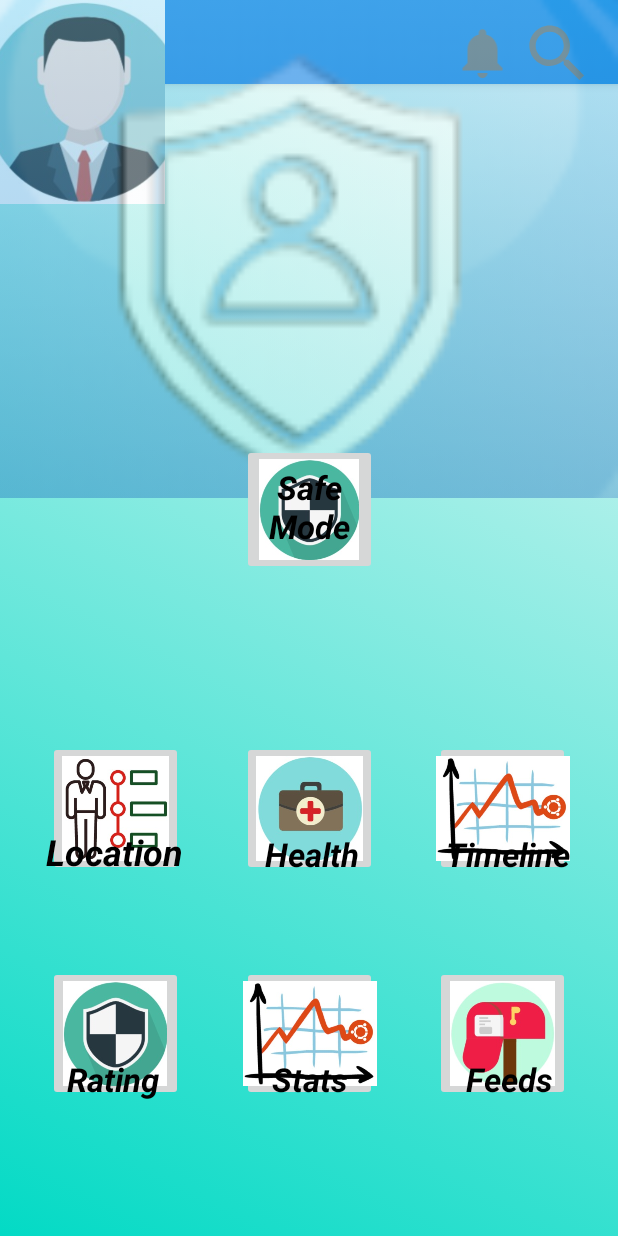
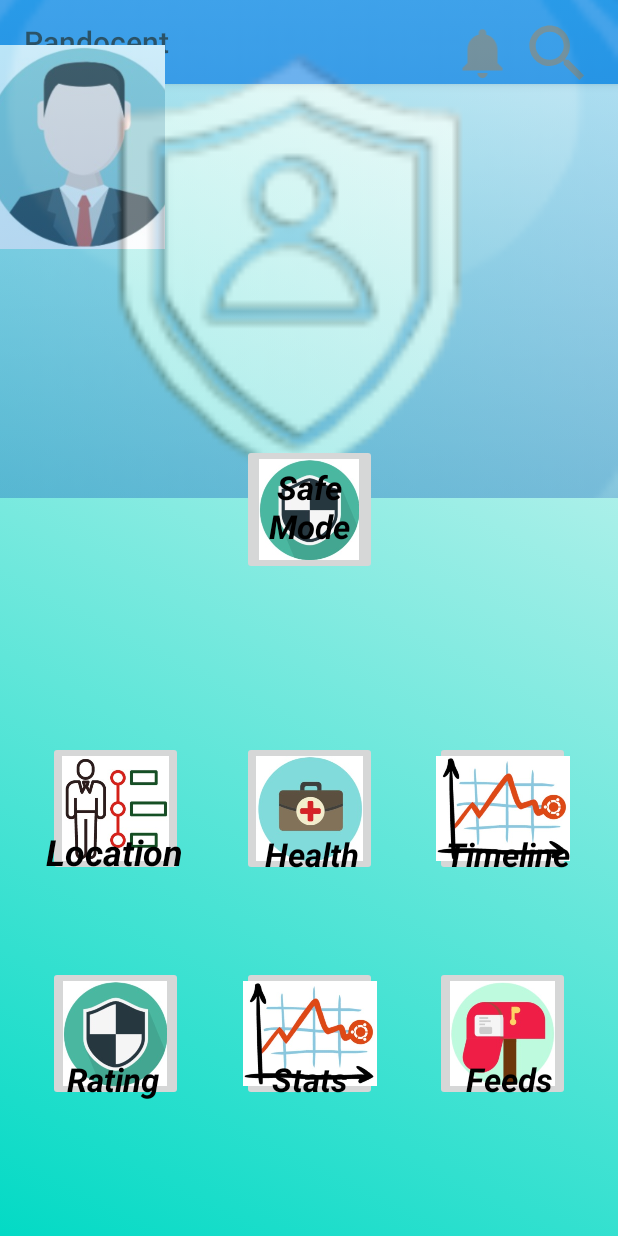
Before and after one commit to yashwankar/pandocent, an Android app: the HomepageActivity screen opened directly, with no data from a screen before it, on a phone screen of 412 x 824 dp. Run offline under Robolectric (Android 15) with nearby library versions, the phone set to English and light mode, and no system bars.

Commit message:
changed directory of main homepage

```diff
--- a/app/build.gradle
+++ b/app/build.gradle
@@ -39,7 +39,7 @@ dependencies {
     androidTestImplementation 'androidx.test.ext:junit:1.1.2'
     androidTestImplementation 'androidx.test.espresso:espresso-core:3.3.0'
 
-    implementation 'com.google.android.material:material:1.1.0-alpha06'
+    implementation 'com.google.android.material:material:1.3.0-alpha03'
 //    implementation "androidx.navigation:navigation-fragment-ktx:2.3.1"
 //    implementation "androidx.navigation:navigation-ui-ktx:2.3.1"
 
--- a/app/src/main/AndroidManifest.xml
+++ b/app/src/main/AndroidManifest.xml
@@ -18,7 +18,7 @@
                 <category android:name="android.intent.category.LAUNCHER" />
             </intent-filter>
         </activity>
-        <activity android:name="com.kyrs.pandocent.ui.login.HomepageActivity" />
+        <activity android:name="com.kyrs.pandocent.HomepageActivity" />
     </application>
 
 </manifest>
--- a/app/src/main/java/com/kyrs/pandocent/ui/login/HomepageActivity.kt
+++ b/app/src/main/java/com/kyrs/pandocent/HomepageActivity.kt
@@ -1,4 +1,4 @@
-package com.kyrs.pandocent.ui.login
+package com.kyrs.pandocent
 
 import android.os.Bundle
 import android.view.View
@@ -8,16 +8,23 @@ import androidx.appcompat.app.AppCompatActivity
 import androidx.drawerlayout.widget.DrawerLayout
 import com.google.android.material.navigation.NavigationView
 import com.kyrs.pandocent.R
+import kotlinx.android.synthetic.main.homepage.*
 
 
 class HomepageActivity() : AppCompatActivity() {
 
 
-//    private var toolbar = findViewById<Toolbar>(R.id.homepage_toolbar)
+    //    private var toolbar = findViewById<Toolbar>(R.id.homepage_toolbar)
 //    private var navview = findViewById<NavigationView>(R.id.nav_view)
 //    private var drawer = findViewById<DrawerLayout>(R.id.side_drawer)
     override fun onCreate(savedInstanceState: Bundle?) {
         super.onCreate(savedInstanceState)
         setContentView(R.layout.homepage)
+
+        setSupportActionBar(homepage_toolbar)
+        val toggle= ActionBarDrawerToggle(this, side_drawer, R.string.openNavDrawer, R.string.closeNavDrawer)
+        side_drawer.addDrawerListener(toggle)
+        toggle.syncState()
+
     }
 }
--- a/app/src/main/java/com/kyrs/pandocent/ui/login/LoginActivity.kt
+++ b/app/src/main/java/com/kyrs/pandocent/ui/login/LoginActivity.kt
@@ -15,6 +15,7 @@ import android.widget.Button
 import android.widget.EditText
 import android.widget.ProgressBar
 import android.widget.Toast
+import com.kyrs.pandocent.HomepageActivity
 
 import com.kyrs.pandocent.R
 
--- a/app/src/main/res/layout/homepage.xml
+++ b/app/src/main/res/layout/homepage.xml
@@ -7,7 +7,7 @@
     android:layout_height="match_parent"
     android:background="@drawable/gradient_bg"
     android:fitsSystemWindows="true"
-    tools:context=".ui.login.HomepageActivity"
+    tools:context=".HomepageActivity"
     tools:openDrawer="start">
 
     <androidx.coordinatorlayout.widget.CoordinatorLayout
@@ -45,6 +45,7 @@
             android:layout_height="136dp"
             android:scaleType="centerCrop"
             android:src="@drawable/usr_img"
+            android:layout_marginTop="30dp"
             app:layout_constraintEnd_toEndOf="parent"
             app:layout_constraintHorizontal_bias="0.0"
             app:layout_constraintStart_toStartOf="parent"
@@ -255,5 +256,4 @@
 
 
     </androidx.constraintlayout.widget.ConstraintLayout>
-
 </androidx.drawerlayout.widget.DrawerLayout>
```
